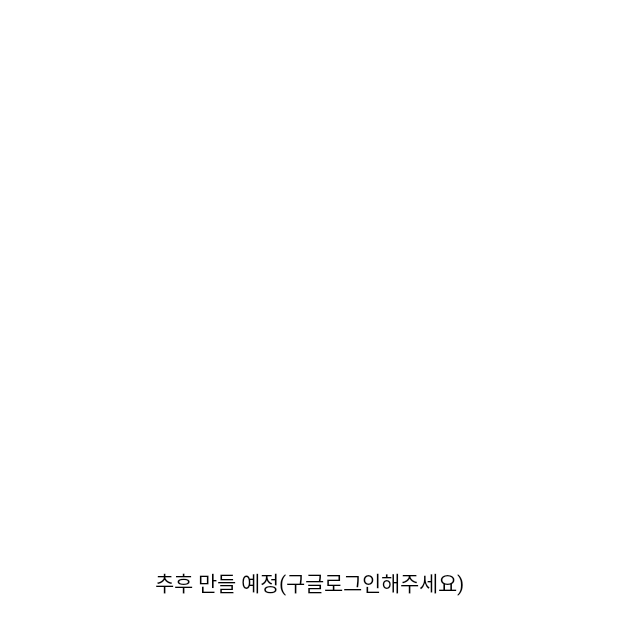
After one commit to mtjin/LandKorea_AndroidApp, an Android app: the SignUpActivity screen opened directly, with no data from a screen before it, on a phone screen of 412 x 824 dp. The commit adds this screen. Shown: the top 635 px of the screen. Run offline under Robolectric (Android 15) with nearby library versions, the phone set to English and light mode, and no system bars.

```diff
--- /dev/null
+++ b/MapoGreen/app/src/main/java/com/mtjin/mapogreen/activities/SignUpActivity.java
@@ -0,0 +1,16 @@
+package com.mtjin.mapogreen.activities;
+
+import androidx.appcompat.app.AppCompatActivity;
+
+import android.os.Bundle;
+
+import com.mtjin.mapogreen.R;
+
+public class SignUpActivity extends AppCompatActivity {
+
+    @Override
+    protected void onCreate(Bundle savedInstanceState) {
+        super.onCreate(savedInstanceState);
+        setContentView(R .layout.activity_sign_up);
+    }
+}
--- /dev/null
+++ b/MapoGreen/app/src/main/res/layout/activity_sign_up.xml
@@ -0,0 +1,21 @@
+<?xml version="1.0" encoding="utf-8"?>
+<androidx.constraintlayout.widget.ConstraintLayout xmlns:android="http://schemas.android.com/apk/res/android"
+    xmlns:app="http://schemas.android.com/apk/res-auto"
+    xmlns:tools="http://schemas.android.com/tools"
+    android:layout_width="match_parent"
+    android:layout_height="match_parent"
+    tools:context=".activities.SignUpActivity"
+    >
+
+    <TextView
+        android:layout_width="wrap_content"
+        android:layout_height="wrap_content"
+        android:text="추후 만들 예정(구글로그인해주세요)"
+        app:layout_constraintBottom_toBottomOf="parent"
+        app:layout_constraintEnd_toEndOf="parent"
+        app:layout_constraintStart_toStartOf="parent"
+        app:layout_constraintTop_toTopOf="parent"
+        app:layout_constraintVertical_bias="0.47000003"
+        />
+
+</androidx.constraintlayout.widget.ConstraintLayout>
```
Also changed, not shown: MapoGreen/app/src/main/AndroidManifest.xml (+8 -1 lines), MapoGreen/app/src/main/java/com/mtjin/mapogreen/activities/MapActivity.java (+35 -7 lines).
